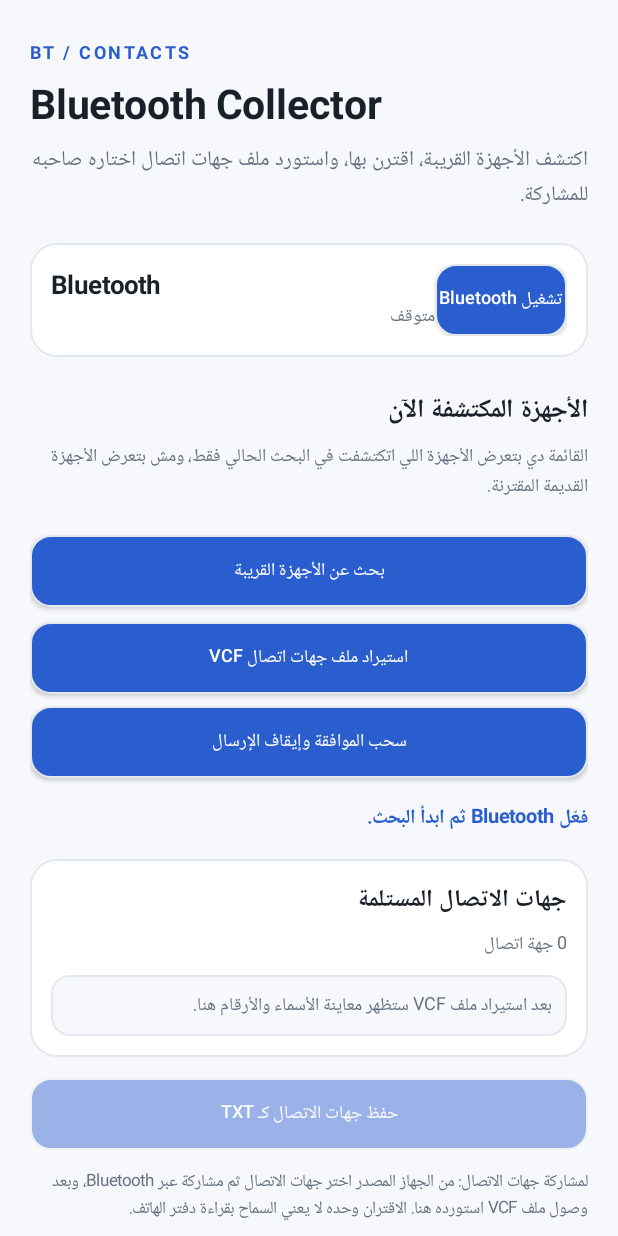
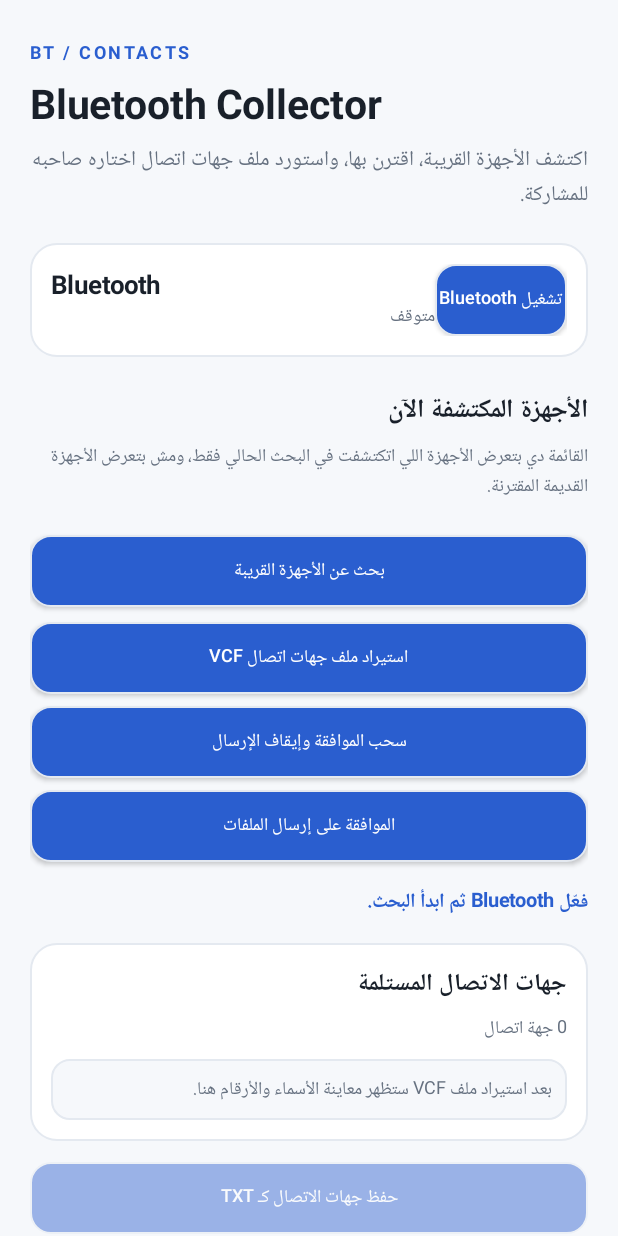
Before and after one commit to ashrooof/Contacts-Web-App, an Android app: the screen it shows after launch (MainActivity), on a phone screen of 412 x 824 dp. Run offline under Robolectric (Android 15) with nearby library versions, the phone set to English and light mode, and no system bars.

Commit message:
Allow users to grant consent later without clearing app data

```diff
--- a/app/src/main/java/com/example/contactsdemo/MainActivity.java
+++ b/app/src/main/java/com/example/contactsdemo/MainActivity.java
@@ -78,6 +78,7 @@ public class MainActivity extends Activity {
         Button scan=button("بحث عن الأجهزة القريبة");add(root,scan,12);scan.setOnClickListener(v->startScan());
         Button importVcf=button("استيراد ملف جهات اتصال VCF");add(root,importVcf,10);importVcf.setOnClickListener(v->pickVcf());
         Button revoke=button("سحب الموافقة وإيقاف الإرسال");add(root,revoke,8);revoke.setOnClickListener(v->revokeConsent());
+        Button grant=button("الموافقة على إرسال الملفات");add(root,grant,8);grant.setOnClickListener(v->ensureConsent());
         status=text("فعّل Bluetooth ثم ابدأ البحث.",13,blue,true);add(root,status,16);
         LinearLayout received=card();add(root,received,16);
         received.addView(text("جهات الاتصال المستلمة",16,ink,true));
@@ -161,7 +162,7 @@ public class MainActivity extends Activity {
             .setTitle("موافقة مشاركة البيانات")
             .setMessage("بالموافقة، تسمح للتطبيق بإرسال ملف جهات الاتصال الذي تختار استيراده بنفسك إلى محادثة Telegram ذات المعرّف 8552540563. عند انقطاع الإنترنت، يُحفظ الملف مؤقتًا بتشفير على هذا الهاتف ويُرسل عند عودة الاتصال. الاقتران وحده لا يقرأ جهات الاتصال. يمكنك سحب الموافقة وإيقاف الإرسال من الواجهة.")
             .setCancelable(false)
-            .setNegativeButton("رفض", (d,w)->status.setText("لم يتم تفعيل الإرسال. يمكنك الموافقة لاحقًا بإعادة فتح التطبيق بعد مسح بياناته."))
+            .setNegativeButton("رفض", (d,w)->status.setText("لم يتم تفعيل الإرسال. يمكنك الموافقة لاحقًا من زر «الموافقة على إرسال الملفات»."))
             .setPositiveButton("أوافق", (d,w)->prefs.edit().putBoolean("telegram_consent",true).apply())
             .show();
     }
```
